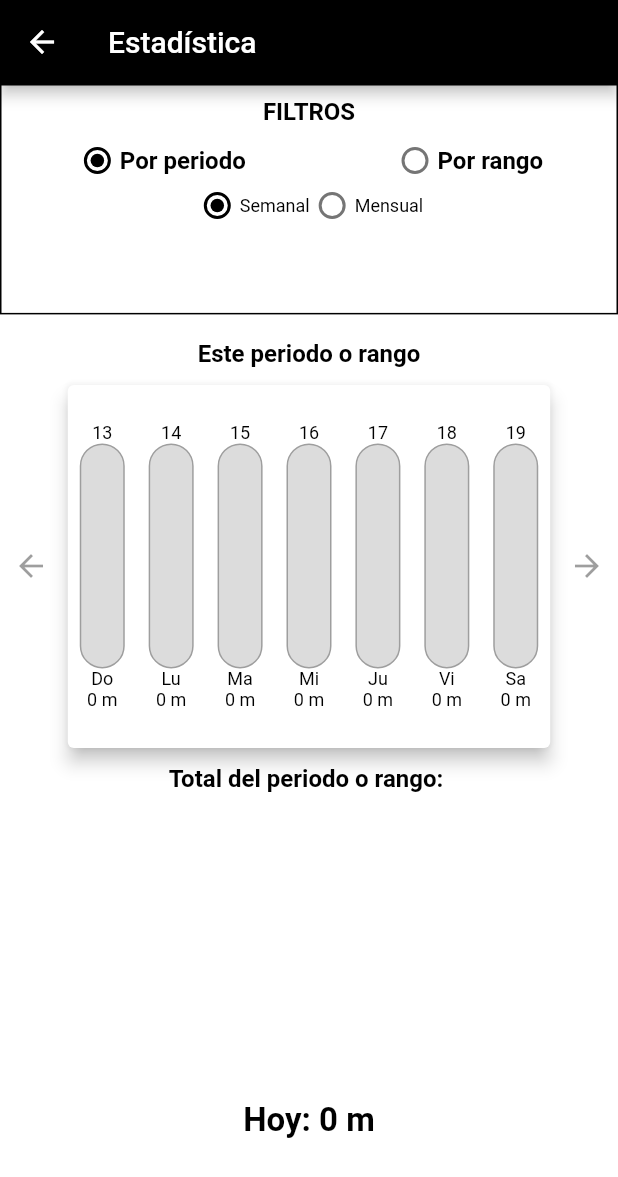
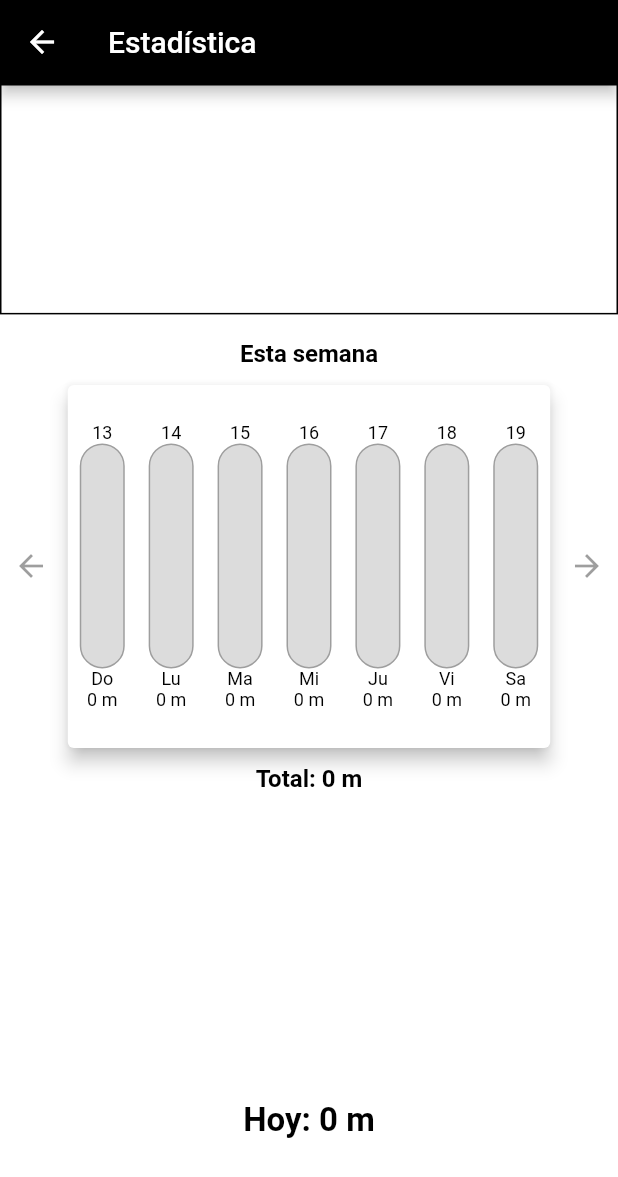
Before and after one commit to Adex0494/piano_app, a Flutter app: the StatisticsPage screen opened directly with empty values, after a tap on the "arrow forward" icon, on a phone screen of 412 x 824 dp. Shown: the top 1177 px of the screen. Run offline on Flutter 3.47's test engine with Material 2 defaults, Android fonts, the phone set to English and light mode, and no system bars; our stand-ins replace sqflite; accounts and stored records are empty.

Commit message:
Final touches to Statistics

```diff
--- a/lib/screens/statistics.dart
+++ b/lib/screens/statistics.dart
@@ -39,6 +39,9 @@ class _StatisticsPageState extends State<StatisticsPage> {
   DateTime selectedDate = DateTime.now();
   Use todayUse;
   bool gotTodayUse = false;
+  String monthOrMonthes = '';
+  String weekToShow = 'Esta semana';
+  int weekCount = 0;
   @override
   initState() {
     debugPrint('$userId');
@@ -54,6 +57,54 @@ class _StatisticsPageState extends State<StatisticsPage> {
       setState(() {
         this.todayUse = auxTodayUse;
       });
+    }
+  }
+
+  void showMonthOrMonthes() {
+    if (range[0].month == range[1].month) {
+      monthOrMonthes = getMonthName(range[0].month);
+    } else {
+      monthOrMonthes =
+          getMonthName(range[0].month) + '-' + getMonthName(range[1].month);
+    }
+  }
+
+  String getMonthName(int monthNumber) {
+    switch (monthNumber) {
+      case 1:
+        return 'Enero';
+      case 2:
+        return 'Febrero';
+      case 3:
+        return 'Marzo';
+      case 4:
+        return 'Abril';
+      case 5:
+        return 'Mayo';
+      case 6:
+        return 'Junio';
+      case 7:
+        return 'Julio';
+      case 8:
+        return 'Agosto';
+      case 9:
+        return 'Septiembre';
+      case 10:
+        return 'Octubre';
+      case 11:
+        return 'Noviembre';
+      case 12:
+        return 'Diciembre';
+    }
+  }
+
+  void getWeekLabel() {
+    if (weekCount == 0)
+      weekToShow = 'Esta semana';
+    else if (weekCount == -1)
+      weekToShow = 'La semana pasada';
+    else {
+      weekToShow = 'Hace ${(-weekCount).toString()}' + ' semanas';
     }
   }
 
@@ -121,6 +172,14 @@ class _StatisticsPageState extends State<StatisticsPage> {
   }
 
   void getUse(DateTime dateTime) async {
+    List<Use> useList = await databaseHelper.getUseList();
+    for (int i = 0; i < useList.length; i++) {
+      debugPrint(useList[i].id.toString() +
+          useList[i].userId.toString() +
+          useList[i].minutes.toString() +
+          useList[i].date);
+    }
+
     List<int> auxMinutesUsed = List<int>();
     int auxTotalUseInMinutes = 0;
 
@@ -148,6 +207,8 @@ class _StatisticsPageState extends State<StatisticsPage> {
       this.totalUseInMinutes = auxTotalUseInMinutes;
       this.minutesUsed = auxMinutesUsed;
       this.range = auxrange;
+      showMonthOrMonthes();
+      getWeekLabel();
     });
   }
 
@@ -271,27 +332,33 @@ class _StatisticsPageState extends State<StatisticsPage> {
                 ),
                 //color: Colors.green,
                 height: totalAvailableHeight * 0.2,
-                child: SingleChildScrollView(
-                  child: Column(
-                    //----------------------top column--------------
-                    children: [
-                      Container(
-                        padding: EdgeInsets.all(8),
-                        child: Text(
-                          'FILTROS',
-                          style: Theme.of(context).textTheme.headline3,
-                          textAlign: TextAlign.center,
-                        ),
-                      ),
-                      Row(
-                        mainAxisAlignment: MainAxisAlignment.spaceAround,
-                        children: [
-                          periodOrRangeRadio('Por periodo'),
-                          periodOrRangeRadio('Por rango')
-                        ],
-                      ),
-                      periodOrRangeWidget(),
-                    ],
+                // child: SingleChildScrollView(
+                //   child: Column(
+                //     //----------------------top column--------------
+                //     children: [
+                //       Container(
+                //         padding: EdgeInsets.all(8),
+                //         child: Text(
+                //           'FILTROS',
+                //           style: Theme.of(context).textTheme.headline3,
+                //           textAlign: TextAlign.center,
+                //         ),
+                //       ),
+                //       Row(
+                //         mainAxisAlignment: MainAxisAlignment.spaceAround,
+                //         children: [
+                //           periodOrRangeRadio('Por periodo'),
+                //           periodOrRangeRadio('Por rango')
+                //         ],
+                //       ),
+                //       periodOrRangeWidget(),
+                //     ],
+                //   ),
+                // ),
+                child: Center(
+                  child: Text(
+                    monthOrMonthes,
+                    style: TextStyle(fontSize: 18, fontWeight: FontWeight.bold),
                   ),
                 ),
               ),
@@ -309,7 +376,7 @@ class _StatisticsPageState extends State<StatisticsPage> {
                             child: Padding(
                           padding: const EdgeInsets.all(7.0),
                           child: Text(
-                            'Este periodo o rango',
+                            weekToShow,
                             style: Theme.of(context).textTheme.headline3,
                           ),
                         )),
@@ -325,6 +392,7 @@ class _StatisticsPageState extends State<StatisticsPage> {
                                       IconButton(icon: Icon(Icons.arrow_back)),
                                   onPressed: () {
                                     setState(() {
+                                      weekCount--;
                                       selectedDate =
                                           selectedDate.add(Duration(days: -7));
                                       getUse(selectedDate);
@@ -408,9 +476,12 @@ class _StatisticsPageState extends State<StatisticsPage> {
                                   child: IconButton(
                                       icon: Icon(Icons.arrow_forward)),
                                   onPressed: () {
-                                    selectedDate =
-                                        selectedDate.add(Duration(days: 7));
-                                    getUse(selectedDate);
+                                    if (weekCount < 0) {
+                                      weekCount++;
+                                      selectedDate =
+                                          selectedDate.add(Duration(days: 7));
+                                      getUse(selectedDate);
+                                    }
                                   },
                                 )),
                           ],
@@ -419,7 +490,7 @@ class _StatisticsPageState extends State<StatisticsPage> {
                             child: Padding(
                           padding: const EdgeInsets.only(top: 7.0),
                           child: Text(
-                            'Total del periodo o rango: ',
+                            'Total: ${timeInMinutesOrHours(totalUseInMinutes)}',
                             style: Theme.of(context).textTheme.headline3,
                           ),
                         ))
--- a/lib/utils/database_helper.dart
+++ b/lib/utils/database_helper.dart
@@ -86,6 +86,14 @@ class DatabaseHelper {
     return result;
   }
 
+//----------------Get all uses map List
+  Future<List<Map<String, dynamic>>> getUseMapList() async {
+    Database db = await this.database;
+    List<Map<String, dynamic>> result =
+        await db.rawQuery('SELECT * FROM $useTable ORDER BY $colId ASC');
+    return result;
+  }
+
   //------------------Get a user map
   Future<Map<String, dynamic>> getAUserMap(String username) async {
     debugPrint('getting map');
@@ -113,6 +121,18 @@ class DatabaseHelper {
     return objectList;
   }
 
+  //-----------------Get all uses object List
+
+  Future<List<Use>> getUseList() async {
+    List<Map<String, dynamic>> mapList = await getUseMapList();
+    int count = mapList.length;
+    List<Use> objectList = List<Use>();
+    for (int i = 0; i < count; i++) {
+      objectList.add(Use.toUse(mapList[i]));
+    }
+    return objectList;
+  }
+
 //-----------------Get a users object
 
   Future<User> getAUser(String username) async {
@@ -132,19 +152,20 @@ class DatabaseHelper {
   Future<List<Map<String, dynamic>>> getUseFromUserMapList(int userId) async {
     Database db = await this.database;
     List<Map<String, dynamic>> result = await db.rawQuery(
-        'SELECT * FROM $useTable WHERE $colUserId = userId ORDER BY $colId ASC');
+        'SELECT * FROM $useTable WHERE $colUserId = $userId ORDER BY $colId ASC');
     return result;
   }
 
 //----------------Get use from a user with a specified date map List
   Future<Map<String, dynamic>> getUseFromUserAndDateMap(
-      int userId, String date) async {
+      int thisUserId, String date) async {
+    debugPrint('get use from user and date map, user id = $thisUserId');
     Database db = await this.database;
     List<Map<String, dynamic>> result = await db.rawQuery(
-        "SELECT * FROM $useTable WHERE $colUserId = userId AND $colDate LIKE '$date%' ORDER BY $colId ASC");
-    if (result.length != 0)
+        "SELECT * FROM $useTable WHERE $colUserId = $thisUserId AND $colDate LIKE '$date%' ORDER BY $colId ASC");
+    if (result.length != 0) {
       return result[0];
-    else
+    } else
       return null;
   }
 
@@ -152,7 +173,7 @@ class DatabaseHelper {
   Future<Map<String, dynamic>> getLastUseFromUserMap(int userId) async {
     Database db = await this.database;
     List<Map<String, dynamic>> result = await db.rawQuery(
-        'SELECT * FROM $useTable WHERE $colUserId = userId ORDER BY $colId DESC LIMIT 1');
+        'SELECT * FROM $useTable WHERE $colUserId = $userId ORDER BY $colId DESC LIMIT 1');
     if (result.length != 0)
       return result[0];
     else
```
